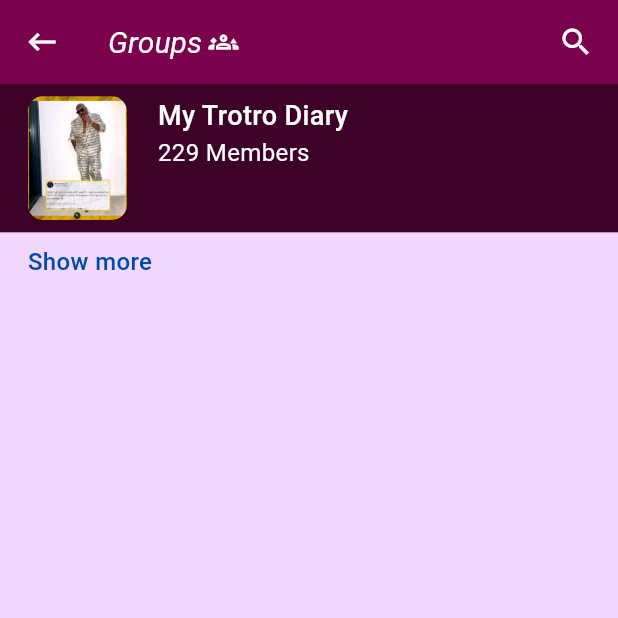
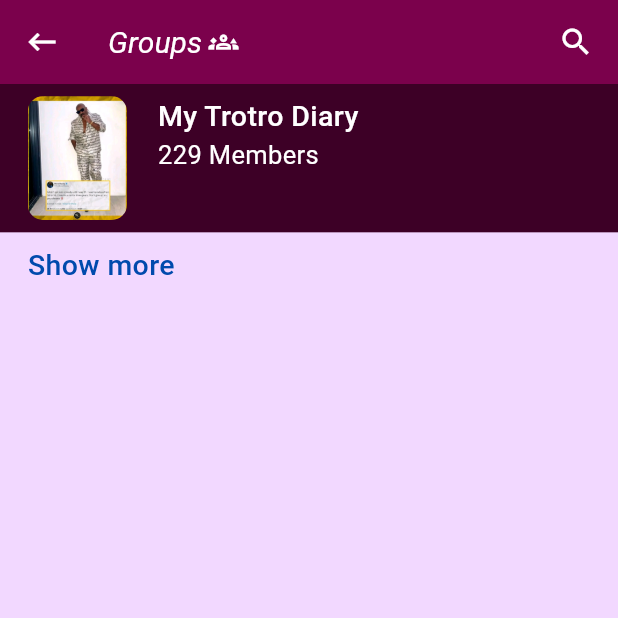
Before and after one commit to mckobby/LinkOpp, a Flutter app: the GroupsPage screen opened directly, on a phone screen of 412 x 824 dp, the top half of it. Run offline on Flutter 3.47's test engine with Material 2 defaults, Android fonts, the phone set to English and light mode, and no system bars; our stand-ins replace firebase_auth, firebase_core, google_nav_bar, page_transition, share_plus; accounts and stored records are empty.

Commit message:
Modified: Notifications listtile, Followers Following page and Groups page

```diff
--- a/lib/components/notifications_listtile.dart
+++ b/lib/components/notifications_listtile.dart
@@ -36,7 +36,7 @@ class NotificationsListTile extends StatelessWidget {
         details,
         style: const TextStyle(
           color: Colors.white,
-          fontSize: 18,
+          fontSize: 19,
         ),
         maxLines: 3,
       ),
--- a/lib/pages/groups_page.dart
+++ b/lib/pages/groups_page.dart
@@ -83,7 +83,7 @@ class GroupsPage extends StatelessWidget {
                         'My Trotro Diary',
                         style: TextStyle(
                           color: Colors.white,
-                          fontSize: 18,
+                          fontSize: 19,
                           fontWeight: FontWeight.w500,
                         ),
                       ),
@@ -91,7 +91,7 @@ class GroupsPage extends StatelessWidget {
                         '229 Members',
                         style: TextStyle(
                           color: Colors.white,
-                          fontSize: 16,
+                          fontSize: 17,
                           fontWeight: FontWeight.w400,
                         ),
                       ),
@@ -111,7 +111,7 @@ class GroupsPage extends StatelessWidget {
                 'Show more',
                 style: TextStyle(
                   color: tdActionTexts,
-                  fontSize: 16,
+                  fontSize: 19,
                   fontWeight: FontWeight.w500,
                 ),
               ),
```
Also changed, not shown: lib/pages/followers_following_page.dart (+10 -10 lines).
